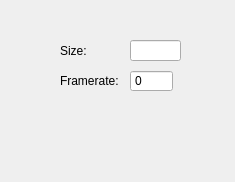
Old version of the form ui/properties/defprop.ui in the repository DevTeamSCH/animeditor.
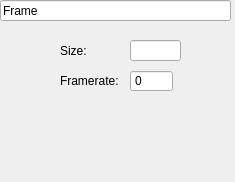
New version of the form.

Diff of the .ui file:
```diff
--- a/ui/properties/defprop.ui
+++ b/ui/properties/defprop.ui
@@ -71,6 +71,25 @@
     <bool>true</bool>
    </property>
   </widget>
+  <widget class="QLineEdit" name="lineEdit_2">
+   <property name="geometry">
+    <rect>
+     <x>0</x>
+     <y>0</y>
+     <width>231</width>
+     <height>21</height>
+    </rect>
+   </property>
+   <property name="cursor">
+    <cursorShape>UpArrowCursor</cursorShape>
+   </property>
+   <property name="text">
+    <string>Frame</string>
+   </property>
+   <property name="readOnly">
+    <bool>true</bool>
+   </property>
+  </widget>
  </widget>
  <resources/>
  <connections/>
```
